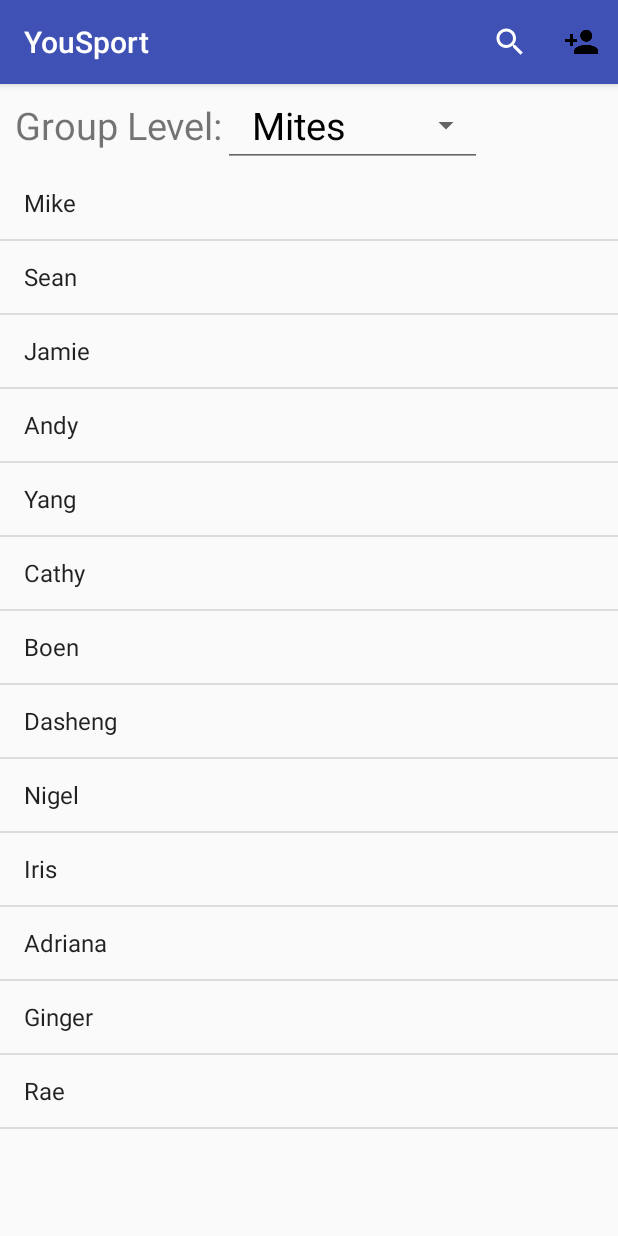
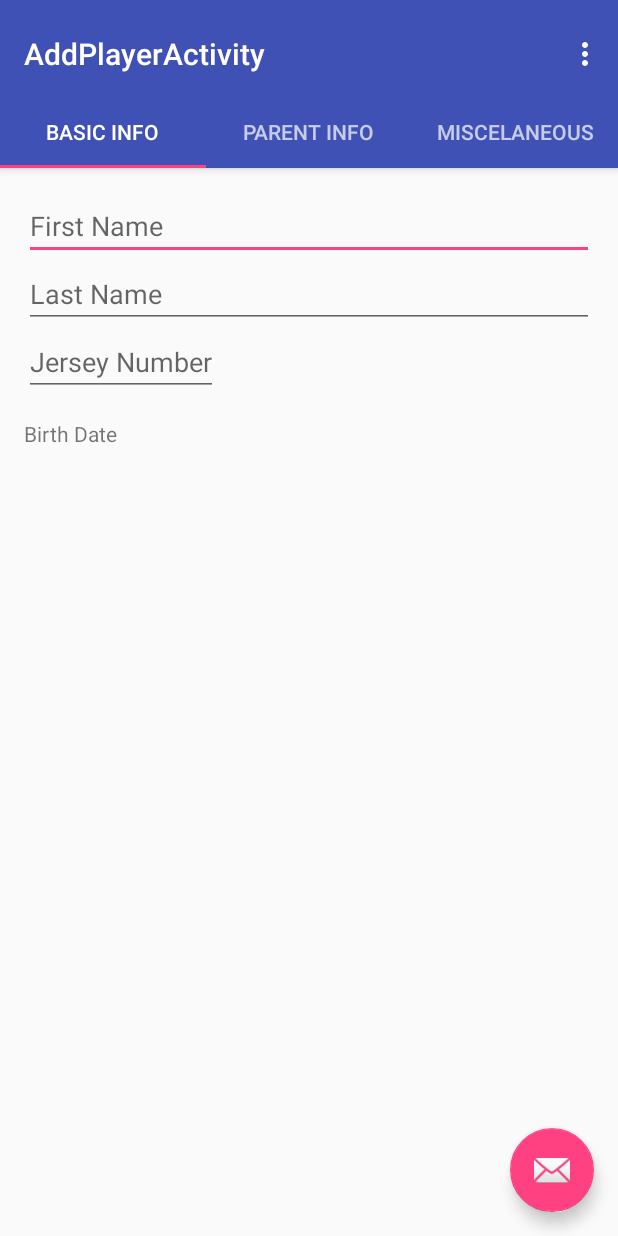
Before and after one commit to miketar27/FinalProject-MichaelTZhenzhenM, an Android app: the screen it shows after launch (MainActivity before the commit, AddPlayerActivity after it), after a tap on "Add Person", on a phone screen of 412 x 824 dp. Run offline under Robolectric (Android 15) with nearby library versions, the phone set to English and light mode, and no system bars.

Commit message:
Tabbed View Funcationality Added for Add Player

```diff
--- a/app/build.gradle
+++ b/app/build.gradle
@@ -26,5 +26,6 @@ dependencies {
     })
     compile 'com.android.support:appcompat-v7:25.3.1'
     compile 'com.android.support.constraint:constraint-layout:1.0.2'
+    compile 'com.android.support:design:25.3.1'
     testCompile 'junit:junit:4.12'
 }
--- a/app/src/main/AndroidManifest.xml
+++ b/app/src/main/AndroidManifest.xml
@@ -3,7 +3,6 @@
     package="com.example.miket.finalproject_michaeltzhenzhenm">
 
     <application
-
         android:allowBackup="true"
         android:icon="@mipmap/ic_launcher"
         android:label="@string/app_name"
@@ -20,7 +19,10 @@
         <activity
             android:name=".LoginActivity"
             android:label="YouSport- Login" />
-        <activity android:name=".AddActivity"></activity>
+        <activity
+            android:name=".AddPlayerActivity"
+            android:label="@string/title_activity_add_player"
+            android:theme="@style/AppTheme.NoActionBar"></activity>
     </application>
 
 </manifest>
--- /dev/null
+++ b/app/src/main/java/com/example/miket/finalproject_michaeltzhenzhenm/AddPlayerActivity.java
@@ -0,0 +1,132 @@
+package com.example.miket.finalproject_michaeltzhenzhenm;
+
+import android.os.Bundle;
+import android.support.design.widget.FloatingActionButton;
+import android.support.design.widget.Snackbar;
+import android.support.design.widget.TabLayout;
+import android.support.v4.app.Fragment;
+import android.support.v4.app.FragmentManager;
+import android.support.v4.app.FragmentPagerAdapter;
+import android.support.v4.view.ViewPager;
+import android.support.v7.app.AppCompatActivity;
+import android.support.v7.widget.Toolbar;
+import android.view.Menu;
+import android.view.MenuItem;
+import android.view.View;
+
+public class AddPlayerActivity extends AppCompatActivity {
+
+    /**
+     * The {@link android.support.v4.view.PagerAdapter} that will provide
+     * fragments for each of the sections. We use a
+     * {@link FragmentPagerAdapter} derivative, which will keep every
+     * loaded fragment in memory. If this becomes too memory intensive, it
+     * may be best to switch to a
+     * {@link android.support.v4.app.FragmentStatePagerAdapter}.
+     */
+    private SectionsPagerAdapter mSectionsPagerAdapter;
+
+    /**
+     * The {@link ViewPager} that will host the section contents.
+     */
+    private ViewPager mViewPager;
+
+    @Override
+    protected void onCreate(Bundle savedInstanceState) {
+        super.onCreate(savedInstanceState);
+        setContentView(R.layout.activity_add_player);
+
+        Toolbar toolbar = (Toolbar) findViewById(R.id.toolbar);
+        setSupportActionBar(toolbar);
+        // Create the adapter that will return a fragment for each of the three
+        // primary sections of the activity.
+        mSectionsPagerAdapter = new SectionsPagerAdapter(getSupportFragmentManager());
+
+        // Set up the ViewPager with the sections adapter.
+        mViewPager = (ViewPager) findViewById(R.id.container);
+        mViewPager.setAdapter(mSectionsPagerAdapter);
+
+        TabLayout tabLayout = (TabLayout) findViewById(R.id.tabs);
+        tabLayout.setupWithViewPager(mViewPager);
+
+        FloatingActionButton fab = (FloatingActionButton) findViewById(R.id.fab);
+        fab.setOnClickListener(new View.OnClickListener() {
+            @Override
+            public void onClick(View view) {
+                Snackbar.make(view, "Replace with your own action", Snackbar.LENGTH_LONG)
+                        .setAction("Action", null).show();
+            }
+        });
+
+    }
+
+
+    @Override
+    public boolean onCreateOptionsMenu(Menu menu) {
+        // Inflate the menu; this adds items to the action bar if it is present.
+        getMenuInflater().inflate(R.menu.menu_add_player, menu);
+        return true;
+    }
+
+    @Override
+    public boolean onOptionsItemSelected(MenuItem item) {
+        // Handle action bar item clicks here. The action bar will
+        // automatically handle clicks on the Home/Up button, so long
+        // as you specify a parent activity in AndroidManifest.xml.
+        int id = item.getItemId();
+
+        //noinspection SimplifiableIfStatement
+        if (id == R.id.action_settings) {
+            return true;
+        }
+
+        return super.onOptionsItemSelected(item);
+    }
+
+
+    /**
+     * A {@link FragmentPagerAdapter} that returns a fragment corresponding to
+     * one of the sections/tabs/pages.
+     */
+    public class SectionsPagerAdapter extends FragmentPagerAdapter {
+
+        public SectionsPagerAdapter(FragmentManager fm) {
+            super(fm);
+        }
+
+        @Override
+        public Fragment getItem(int position) {
+            switch (position) {
+                case 0:
+                    Tab1BasicInfo tab1 = new Tab1BasicInfo();
+                    return tab1;
+                case 1:
+                    Tab2ParentInfo tab2 = new Tab2ParentInfo();
+                    return tab2;
+                case 2:
+                    Tab3MiscInfo tab3 = new Tab3MiscInfo();
+                    return tab3;
+            }
+            return null;
+        }
+
+        @Override
+        public int getCount() {
+            // Show 3 total pages.
+            return 3;
+        }
+
+        @Override
+        public CharSequence getPageTitle(int position) {
+            switch (position) {
+                case 0:
+                    return "Basic Info";
+                case 1:
+                    return "Parent Info";
+                case 2:
+                    return "Miscelaneous";
+            }
+            return null;
+        }
+    }
+}
--- a/app/src/main/java/com/example/miket/finalproject_michaeltzhenzhenm/MainActivity.java
+++ b/app/src/main/java/com/example/miket/finalproject_michaeltzhenzhenm/MainActivity.java
@@ -1,5 +1,6 @@
 package com.example.miket.finalproject_michaeltzhenzhenm;
 
+import android.content.Intent;
 import android.os.Bundle;
 import android.support.v7.app.AppCompatActivity;
 import android.view.Menu;
@@ -76,4 +77,21 @@ public class MainActivity extends AppCompatActivity {
         });
         return super.onCreateOptionsMenu(menu);
     }
+
+    @Override
+    public boolean onOptionsItemSelected(MenuItem item) {
+        switch (item.getItemId()) {
+            case R.id.add_person:
+                Intent intent = new Intent(this, AddPlayerActivity.class);
+                startActivity(intent);
+                return true;
+
+
+            default:
+                // If we got here, the user's action was not recognized.
+                // Invoke the superclass to handle it.
+                return super.onOptionsItemSelected(item);
+
+        }
+    }
 }
--- /dev/null
+++ b/app/src/main/java/com/example/miket/finalproject_michaeltzhenzhenm/Tab1BasicInfo.java
@@ -0,0 +1,20 @@
+package com.example.miket.finalproject_michaeltzhenzhenm;
+
+import android.os.Bundle;
+import android.support.v4.app.Fragment;
+import android.view.LayoutInflater;
+import android.view.View;
+import android.view.ViewGroup;
+
+/**
+ * Created by miket on 4/15/2017.
+ */
+public class Tab1BasicInfo extends Fragment {
+
+    @Override
+    public View onCreateView(LayoutInflater inflater, ViewGroup container,
+                             Bundle savedInstanceState) {
+        View rootView = inflater.inflate(R.layout.tab1_basic_info, container, false);
+        return rootView;
+    }
+}
--- /dev/null
+++ b/app/src/main/java/com/example/miket/finalproject_michaeltzhenzhenm/Tab2ParentInfo.java
@@ -0,0 +1,21 @@
+package com.example.miket.finalproject_michaeltzhenzhenm;
+
+import android.os.Bundle;
+import android.support.v4.app.Fragment;
+import android.view.LayoutInflater;
+import android.view.View;
+import android.view.ViewGroup;
+
+/**
+ * Created by miket on 4/15/2017.
+ */
+
+public class Tab2ParentInfo extends Fragment {
+
+    @Override
+    public View onCreateView(LayoutInflater inflater, ViewGroup container,
+                             Bundle savedInstanceState) {
+        View rootView = inflater.inflate(R.layout.tab2_parent_info, container, false);
+        return rootView;
+    }
+}
--- /dev/null
+++ b/app/src/main/res/layout/activity_add_player.xml
@@ -0,0 +1,49 @@
+<?xml version="1.0" encoding="utf-8"?>
+<android.support.design.widget.CoordinatorLayout xmlns:android="http://schemas.android.com/apk/res/android"
+    xmlns:app="http://schemas.android.com/apk/res-auto"
+    xmlns:tools="http://schemas.android.com/tools"
+    android:id="@+id/main_content"
+    android:layout_width="match_parent"
+    android:layout_height="match_parent"
+    android:fitsSystemWindows="true"
+    tools:context="com.example.miket.finalproject_michaeltzhenzhenm.AddPlayerActivity">
+
+    <android.support.design.widget.AppBarLayout
+        android:id="@+id/appbar"
+        android:layout_width="match_parent"
+        android:layout_height="wrap_content"
+        android:paddingTop="@dimen/appbar_padding_top"
+        android:theme="@style/AppTheme.AppBarOverlay">
+
+        <android.support.v7.widget.Toolbar
+            android:id="@+id/toolbar"
+            android:layout_width="match_parent"
+            android:layout_height="?attr/actionBarSize"
+            android:background="?attr/colorPrimary"
+            app:layout_scrollFlags="scroll|enterAlways"
+            app:popupTheme="@style/AppTheme.PopupOverlay">
+
+        </android.support.v7.widget.Toolbar>
+
+        <android.support.design.widget.TabLayout
+            android:id="@+id/tabs"
+            android:layout_width="match_parent"
+            android:layout_height="wrap_content" />
+
+    </android.support.design.widget.AppBarLayout>
+
+    <android.support.v4.view.ViewPager
+        android:id="@+id/container"
+        android:layout_width="match_parent"
+        android:layout_height="match_parent"
+        app:layout_behavior="@string/appbar_scrolling_view_behavior" />
+
+    <android.support.design.widget.FloatingActionButton
+        android:id="@+id/fab"
+        android:layout_width="wrap_content"
+        android:layout_height="wrap_content"
+        android:layout_gravity="end|bottom"
+        android:layout_margin="@dimen/fab_margin"
+        app:srcCompat="@android:drawable/ic_dialog_email" />
+
+</android.support.design.widget.CoordinatorLayout>
--- /dev/null
+++ b/app/src/main/res/layout/tab1_basic_info.xml
@@ -0,0 +1,34 @@
+<LinearLayout xmlns:android="http://schemas.android.com/apk/res/android"
+    xmlns:tools="http://schemas.android.com/tools"
+    android:layout_width="match_parent"
+    android:layout_height="match_parent"
+    android:orientation="vertical"
+    android:paddingBottom="@dimen/activity_vertical_margin"
+    android:paddingLeft="@dimen/activity_horizontal_margin"
+    android:paddingRight="@dimen/activity_horizontal_margin"
+    android:paddingTop="@dimen/activity_vertical_margin"
+    tools:context="com.example.miket.finalproject_michaeltzhenzhenm.AddPlayerActivity$PlaceholderFragment">
+
+    <EditText
+        android:layout_width="match_parent"
+        android:layout_height="wrap_content"
+        android:hint="First Name" />
+
+    <EditText
+        android:layout_width="match_parent"
+        android:layout_height="wrap_content"
+        android:hint="Last Name" />
+
+    <EditText
+        android:layout_width="wrap_content"
+        android:layout_height="wrap_content"
+        android:hint="Jersey Number" />
+
+    <TextView
+        android:layout_width="wrap_content"
+        android:layout_height="wrap_content"
+        android:paddingTop="15dp"
+        android:text="Birth Date" />
+
+
+</LinearLayout>
--- /dev/null
+++ b/app/src/main/res/menu/menu_add_player.xml
@@ -0,0 +1,10 @@
+<menu xmlns:android="http://schemas.android.com/apk/res/android"
+    xmlns:app="http://schemas.android.com/apk/res-auto"
+    xmlns:tools="http://schemas.android.com/tools"
+    tools:context="com.example.miket.finalproject_michaeltzhenzhenm.AddPlayerActivity">
+    <item
+        android:id="@+id/action_settings"
+        android:orderInCategory="100"
+        android:title="@string/action_settings"
+        app:showAsAction="never" />
+</menu>
--- a/app/src/main/res/menu/menu_unselected.xml
+++ b/app/src/main/res/menu/menu_unselected.xml
@@ -8,7 +8,6 @@
         android:title="Search"
         app:actionViewClass="android.widget.SearchView"
         app:showAsAction="always">
-
     </item>
 
     <item
--- /dev/null
+++ b/app/src/main/res/values-w820dp/dimens.xml
@@ -0,0 +1,6 @@
+<resources>
+    <!-- Example customization of dimensions originally defined in res/values/dimens.xml
+         (such as screen margins) for screens with more than 820dp of available width. This
+         would include 7" and 10" devices in landscape (~960dp and ~1280dp respectively). -->
+    <dimen name="activity_horizontal_margin">64dp</dimen>
+</resources>
--- /dev/null
+++ b/app/src/main/res/values/dimens.xml
@@ -0,0 +1,7 @@
+<resources>
+    <!-- Default screen margins, per the Android Design guidelines. -->
+    <dimen name="activity_horizontal_margin">16dp</dimen>
+    <dimen name="activity_vertical_margin">16dp</dimen>
+    <dimen name="fab_margin">16dp</dimen>
+    <dimen name="appbar_padding_top">8dp</dimen>
+</resources>
--- a/app/src/main/res/values/strings.xml
+++ b/app/src/main/res/values/strings.xml
@@ -24,4 +24,7 @@
         <item>Ginger</item>
         <item>Rae</item>
     </string-array>
+    <string name="title_activity_add_player">AddPlayerActivity</string>
+    <string name="action_settings">Settings</string>
+    <string name="section_format">Hello World from section: %1$d</string>
 </resources>
--- a/app/src/main/res/values/styles.xml
+++ b/app/src/main/res/values/styles.xml
@@ -13,4 +13,9 @@
         <item name="windowNoTitle">true</item>
     </style>
 
+    <style name="AppTheme.AppBarOverlay" parent="ThemeOverlay.AppCompat.Dark.ActionBar" />
+
+    <style name="AppTheme.PopupOverlay" parent="ThemeOverlay.AppCompat.Light" />
+
+
 </resources>
```
Also changed, not shown: app/src/main/java/com/example/miket/finalproject_michaeltzhenzhenm/AddActivity.java (deleted, +0 -14 lines), app/src/main/java/com/example/miket/finalproject_michaeltzhenzhenm/Tab3MiscInfo.java (added, +21 -0 lines), app/src/main/res/layout/activity_add.xml (deleted, +0 -59 lines), app/src/main/res/layout/activity_login.xml (+5 -3 lines), app/src/main/res/layout/tab2_parent_info.xml (added, +18 -0 lines), app/src/main/res/layout/tab3_misc_info.xml (added, +17 -0 lines).
